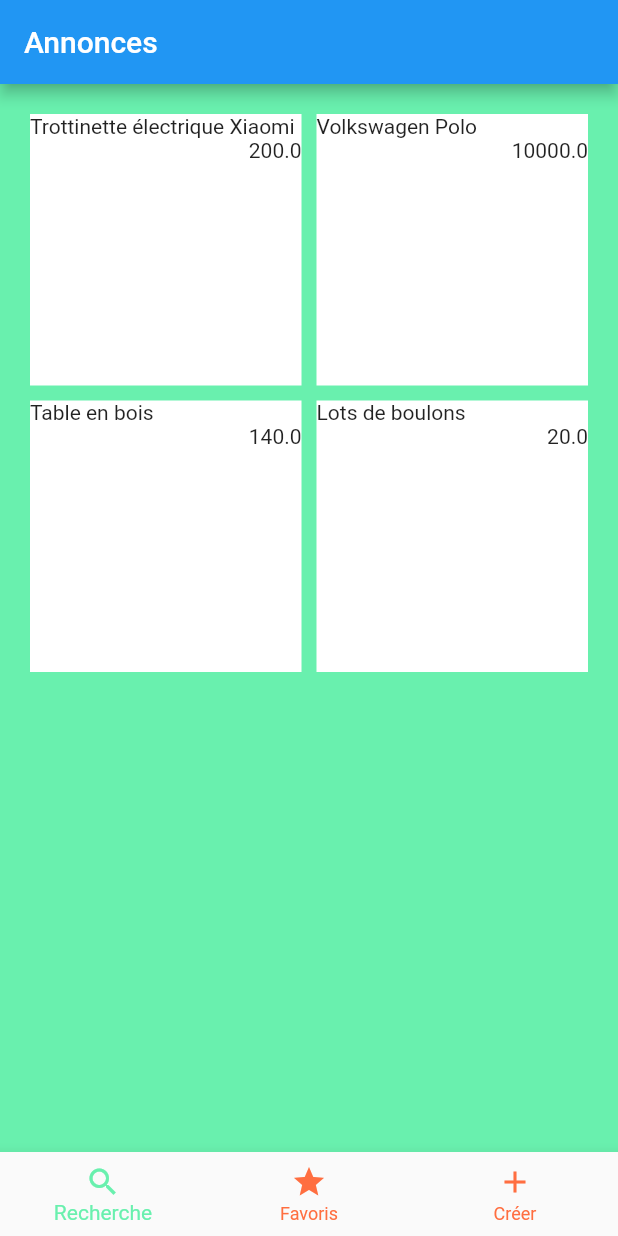
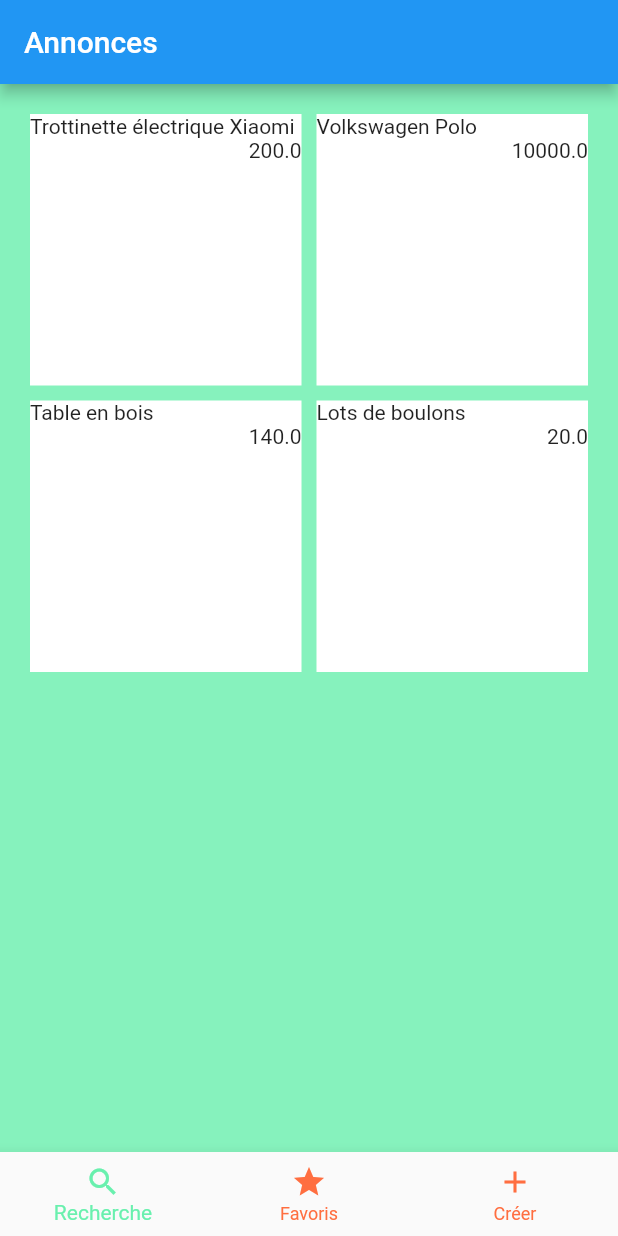
Before and after one commit to qrodrigues/flutter-leboncoin, a Flutter app: the screen it shows after launch, on a phone screen of 412 x 824 dp. Run offline on Flutter 3.47's test engine with Material 2 defaults, Android fonts, the phone set to English and light mode, and no system bars; our stand-ins replace firebase_core; accounts and stored records are empty; generated files the repository leaves out were written again.

Commit message:
style: change pages background opacity

```diff
--- a/lib/product/add_product_page.dart
+++ b/lib/product/add_product_page.dart
@@ -21,7 +21,7 @@ class _AddProductPageState extends State<AddProductPage> {
         appBar: AppBar(
           title: Text(AppLocalizations.of(context)!.create_advert),
         ),
-        backgroundColor: Colors.greenAccent,
+        backgroundColor: Colors.greenAccent.withOpacity(0.8),
         body: Center(
           child: Padding(
             padding: const EdgeInsets.all(10),
--- a/lib/show_product/favorites_page.dart
+++ b/lib/show_product/favorites_page.dart
@@ -22,7 +22,7 @@ class _FavoritesPageState extends State<FavoritesPage> {
         appBar: AppBar(
           title: Text(AppLocalizations.of(context)!.favorites),
         ),
-        backgroundColor: Colors.greenAccent,
+        backgroundColor: Colors.greenAccent.withOpacity(0.8),
         body: CustomScrollView(
           primary: false,
           slivers: <Widget>[ProductList(products)],
--- a/lib/show_product/product_page.dart
+++ b/lib/show_product/product_page.dart
@@ -24,7 +24,7 @@ class _ProductPageState extends State<ProductPage> {
         appBar: AppBar(
           title: Text(AppLocalizations.of(context)!.adverts),
         ),
-        backgroundColor: Colors.greenAccent,
+        backgroundColor: Colors.greenAccent.withOpacity(0.8),
         body: CustomScrollView(
           primary: false,
           slivers: <Widget>[ProductList(products)],
```
